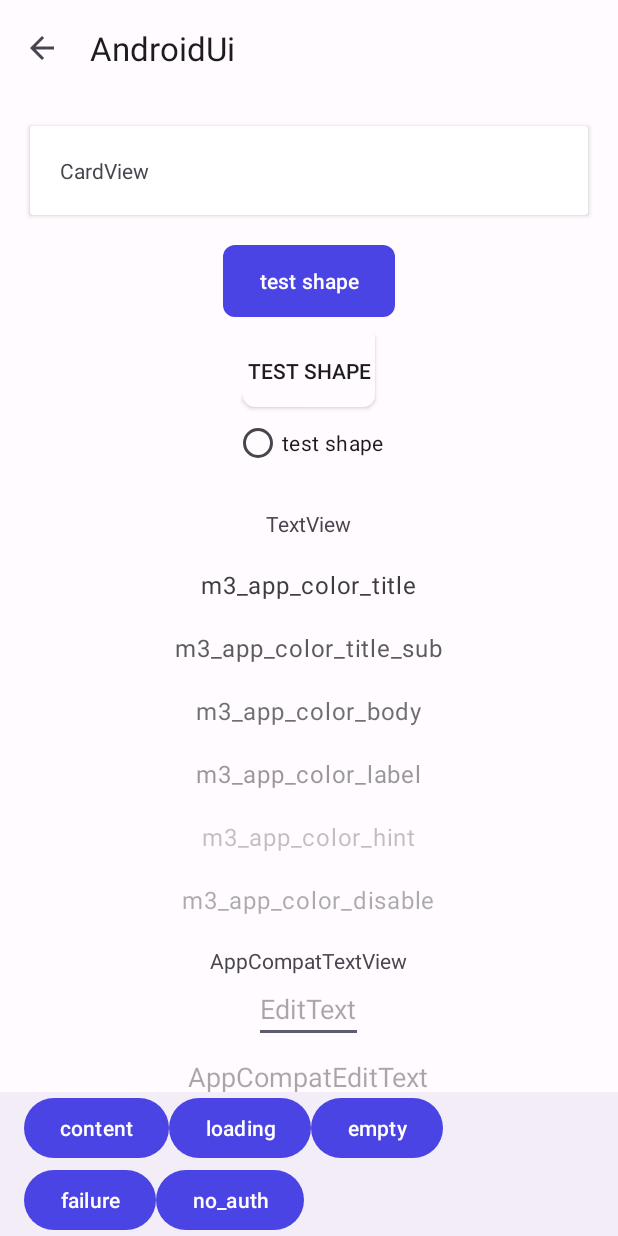
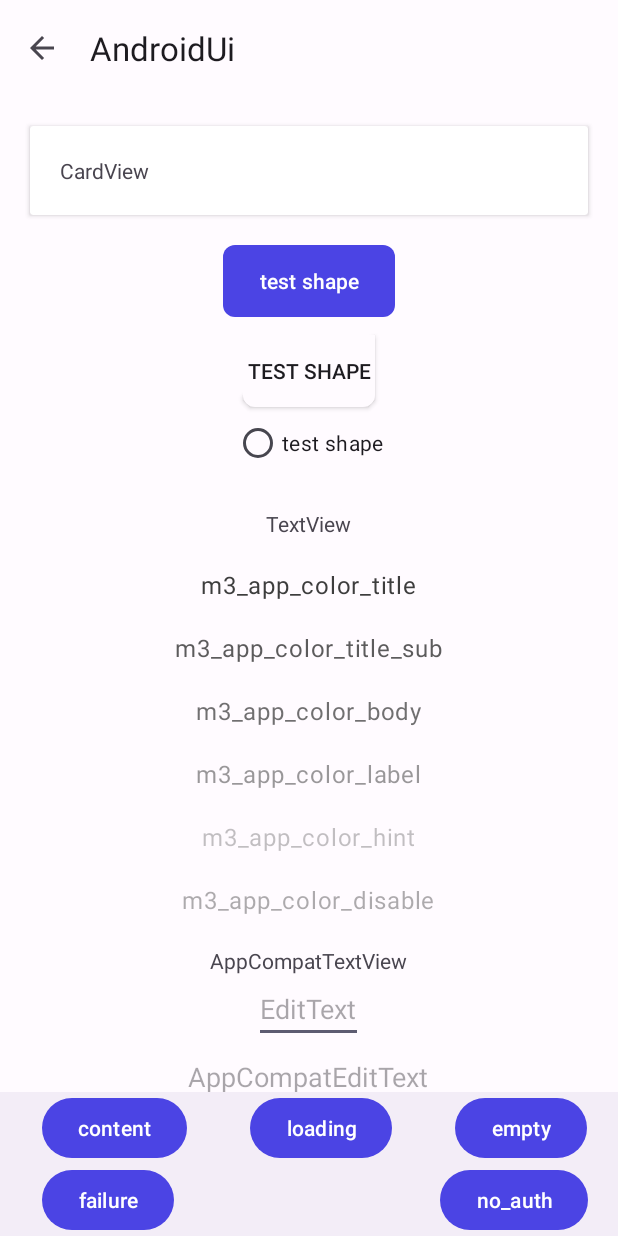
Before and after one commit to laorencel/AndroidUi, an Android app: the TestButtonActivity screen opened directly, with no data from a screen before it, on a phone screen of 412 x 824 dp. Run offline under Robolectric (Android 15) with nearby library versions, the phone set to English and light mode, and no system bars; our stand-ins replace FlexboxLayout, RxJava, data binding; 1 statement that could not run was skipped.

```diff
--- a/app/src/main/res/layout/activity_test_m3_button_footer.xml
+++ b/app/src/main/res/layout/activity_test_m3_button_footer.xml
@@ -1,5 +1,6 @@
 <?xml version="1.0" encoding="utf-8"?>
-<layout xmlns:android="http://schemas.android.com/apk/res/android">
+<layout xmlns:android="http://schemas.android.com/apk/res/android"
+    xmlns:app="http://schemas.android.com/apk/res-auto">
 
     <data>
 
@@ -10,15 +11,15 @@
         <import type="com.laorencel.uilibrary.widget.State" />
     </data>
 
-    <LinearLayout
+    <com.google.android.flexbox.FlexboxLayout
         android:layout_width="match_parent"
         android:layout_height="wrap_content"
-        android:orientation="vertical">
-
-        <LinearLayout
-            android:layout_width="match_parent"
-            android:layout_height="match_parent"
-            android:orientation="horizontal">
+        android:paddingStart="@dimen/margin_distance_medium"
+        android:paddingEnd="@dimen/margin_distance_medium"
+        app:alignItems="center"
+        app:flexDirection="row"
+        app:flexWrap="wrap"
+        app:justifyContent="space_between">
 
         <Button
             android:id="@+id/btn_content"
@@ -41,13 +42,6 @@
             android:onClick="@{(v)->activity.switchState(State.EMPTY)}"
             android:text="empty" />
 
-        </LinearLayout>
-
-        <LinearLayout
-            android:layout_width="match_parent"
-            android:layout_height="match_parent"
-            android:orientation="horizontal">
-
         <Button
             android:id="@+id/btn_failure"
             android:layout_width="wrap_content"
@@ -61,7 +55,7 @@
             android:layout_height="wrap_content"
             android:onClick="@{(v)->activity.switchState(State.NO_AUTH)}"
             android:text="no_auth" />
-        </LinearLayout>
-    </LinearLayout>
+
+    </com.google.android.flexbox.FlexboxLayout>
 
 </layout>
```
Also changed, not shown: app/build.gradle (+57 -0 lines), uilibrary/build.gradle (+60 -2 lines), uilibrary/src/main/java/com/laorencel/uilibrary/util/EmptyUtil.java (added, +72 -0 lines), 4 other files. Lines whose indentation alone changed are shown as unchanged.
